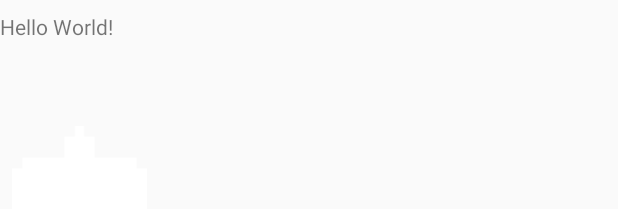
After one commit to Snaajk/projektSpaceInvaders15PropojeniProjektu, an Android app: the layout activity_space_invaders.xml on its own in the app's theme, with its tools: preview values and no code run, on a phone screen of 412 x 824 dp. The commit adds this screen. Shown: the top 209 px of the screen. Run offline under Robolectric (Android 15) with nearby library versions, the phone set to English and light mode, and no system bars.

Commit message:
29.11. 12:38
Signed-off-by: Sta Bar <snaajk1@gmail.com>

```diff
--- a/app/src/main/java/com/example/pc/projektspaceinvaders15propojeniprojektu/Game/Nova_VykresleniMonitoru.java
+++ b/app/src/main/java/com/example/pc/projektspaceinvaders15propojeniprojektu/Game/Nova_VykresleniMonitoru.java
@@ -5,6 +5,7 @@ import android.graphics.Bitmap;
 import android.graphics.Canvas;
 import android.graphics.Color;
 import android.graphics.Paint;
+import android.util.DisplayMetrics;
 import android.view.SurfaceHolder;
 
 public class Nova_VykresleniMonitoru  {
@@ -104,9 +105,10 @@ public class Nova_VykresleniMonitoru  {
     private void setFoto(Context context, Canvas canvas, Paint paint){                                        //za4.
 
 //        Bitmap bitmap1 = BitmapFactory.decodeResource(context.getResources(), R.drawable.obrazek1);
-       /* backgroudBitmap = Bitmap.createScaledBitmap(backgroudBitmap,(int) screenX,(int) screenY,false);
+        backgroudBitmap = Bitmap.createScaledBitmap(backgroudBitmap, (int) screenX, (int) screenY, false);
+        backgroudBitmap.setDensity(DisplayMetrics.DENSITY_DEFAULT);
         float i =0.0f, y = 0.0f;
-        canvas.drawBitmap(backgroudBitmap, i, y, paint);*/
+        canvas.drawBitmap(backgroudBitmap, i, y, paint);
     }
 
     public void setPicture(Bitmap bitmap){
--- /dev/null
+++ b/app/src/main/res/layout/activity_space_invaders.xml
@@ -0,0 +1,39 @@
+<?xml version="1.0" encoding="utf-8"?>
+<RelativeLayout xmlns:android="http://schemas.android.com/apk/res/android"
+    xmlns:app="http://schemas.android.com/apk/res-auto"
+    xmlns:tools="http://schemas.android.com/tools"
+    android:id="@+id/background"
+    android:layout_width="match_parent"
+    android:layout_height="match_parent">
+    tools:context=".Game.S"
+
+    <ImageView
+        android:id="@+id/imageView"
+        android:layout_width="wrap_content"
+        android:layout_height="wrap_content"
+        android:layout_marginStart="8dp"
+        android:layout_marginTop="84dp"
+        android:layout_marginEnd="8dp"
+        android:layout_marginBottom="8dp"
+        android:src="@drawable/playership"
+        app:layout_constraintEnd_toEndOf="parent"
+        app:layout_constraintStart_toStartOf="parent"
+        app:layout_constraintTop_toTopOf="parent"
+        app:layout_constraintVertical_bias="0.268" />
+
+    <TextView
+        android:id="@+id/text3"
+        android:layout_width="match_parent"
+        android:layout_height="wrap_content"
+        android:layout_marginTop="8dp"
+        android:text="Hello World!"
+        app:layout_constraintBottom_toBottomOf="parent"
+        app:layout_constraintHorizontal_bias="1.0"
+        app:layout_constraintLeft_toLeftOf="parent"
+        app:layout_constraintRight_toRightOf="parent"
+        app:layout_constraintTop_toTopOf="parent"
+        app:layout_constraintVertical_bias="0.037"
+        tools:orientation="horizontal"
+        tools:visibility="visible" />
+
+</RelativeLayout>
--- a/app/src/main/res/layout/fragment_hra.xml
+++ b/app/src/main/res/layout/fragment_hra.xml
@@ -4,6 +4,14 @@
     android:layout_width="match_parent"
     android:layout_height="match_parent"
     tools:context="com.example.pc.projektspaceinvaders15propojeniprojektu.Hra">
+
+    <LinearLayout
+        android:layout_width="match_parent"
+        android:layout_height="match_parent"
+        android:id="@+id/linHra"
+        android:orientation="horizontal">
+
+    </LinearLayout>
 
     <!-- TODO: Update blank fragment layout -->
     <TextView
```
Also changed, not shown: app/src/main/java/com/example/pc/projektspaceinvaders15propojeniprojektu/Game/Stara__SpaceInvadersView.java (+0 -10 lines), app/src/main/java/com/example/pc/projektspaceinvaders15propojeniprojektu/Hra.java (+7 -0 lines).
